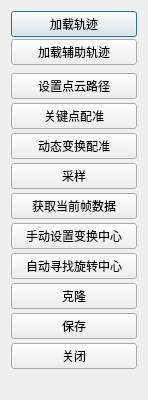
The window that qCC/slam/CSlamLadirDialog.ui (alex-kity/optimization-Registration) describes before a commit, drawn with Qt 5.
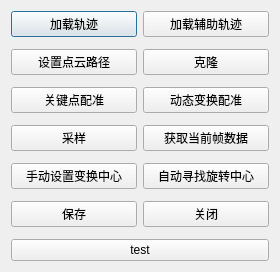
The same window after the commit.

```diff
--- a/qCC/slam/CSlamLadirDialog.ui
+++ b/qCC/slam/CSlamLadirDialog.ui
@@ -6,8 +6,8 @@
    <rect>
     <x>0</x>
     <y>0</y>
-    <width>148</width>
-    <height>400</height>
+    <width>280</width>
+    <height>272</height>
    </rect>
   </property>
   <property name="maximumSize">
@@ -22,20 +22,17 @@
   <property name="styleSheet">
    <string notr="true"/>
   </property>
-  <layout class="QVBoxLayout" name="verticalLayout_3">
+  <layout class="QVBoxLayout" name="verticalLayout">
    <item>
-    <layout class="QVBoxLayout" name="verticalLayout_4">
-     <property name="spacing">
-      <number>2</number>
-     </property>
-     <item>
+    <layout class="QGridLayout" name="gridLayout_2">
+     <item row="0" column="0">
       <widget class="QPushButton" name="load_path">
        <property name="text">
         <string>加载轨迹</string>
        </property>
       </widget>
      </item>
-     <item>
+     <item row="0" column="1">
       <widget class="QPushButton" name="btn_TestPath">
        <property name="text">
         <string>加载辅助轨迹</string>
@@ -45,19 +42,14 @@
     </layout>
    </item>
    <item>
-    <layout class="QVBoxLayout" name="verticalLayout">
-     <item>
       <widget class="QWidget" name="widget_option" native="true">
        <property name="minimumSize">
         <size>
          <width>0</width>
-         <height>300</height>
-        </size>
-       </property>
-       <layout class="QVBoxLayout" name="verticalLayout_2">
-        <property name="spacing">
-         <number>2</number>
-        </property>
+       <height>160</height>
+      </size>
+     </property>
+     <layout class="QGridLayout" name="gridLayout">
         <property name="leftMargin">
          <number>0</number>
         </property>
@@ -70,93 +62,85 @@
         <property name="bottomMargin">
          <number>0</number>
         </property>
-        <item>
-         <widget class="QPushButton" name="setpointfile">
-          <property name="text">
-           <string>设置点云路径</string>
-          </property>
-         </widget>
-        </item>
-        <item>
+      <item row="1" column="0">
          <widget class="QPushButton" name="pushButtonpointresi">
           <property name="text">
            <string>关键点配准</string>
           </property>
          </widget>
         </item>
-        <item>
-         <widget class="QPushButton" name="m_btnTransFrom">
-          <property name="text">
-           <string>动态变换配准</string>
-          </property>
-         </widget>
-        </item>
-        <item>
+      <item row="3" column="0">
          <widget class="QPushButton" name="pushButton_resample">
           <property name="text">
            <string>采样</string>
           </property>
          </widget>
         </item>
-        <item>
-         <widget class="QPushButton" name="getcurrentpath">
+      <item row="0" column="0">
+       <widget class="QPushButton" name="setpointfile">
           <property name="text">
-           <string>获取当前帧数据</string>
+         <string>设置点云路径</string>
           </property>
          </widget>
         </item>
-        <item>
+      <item row="5" column="0">
          <widget class="QPushButton" name="pushButton">
           <property name="text">
            <string>手动设置变换中心</string>
           </property>
          </widget>
         </item>
-        <item>
-         <widget class="QPushButton" name="btnAuto">
-          <property name="text">
-           <string>自动寻找旋转中心</string>
-          </property>
-         </widget>
-        </item>
-        <item>
+      <item row="0" column="1">
          <widget class="QPushButton" name="cloneBtn">
           <property name="text">
            <string>克隆</string>
           </property>
          </widget>
         </item>
-        <item>
+      <item row="7" column="0">
          <widget class="QPushButton" name="SavePath">
           <property name="text">
            <string>保存</string>
           </property>
          </widget>
         </item>
-        <item>
+      <item row="7" column="1">
          <widget class="QPushButton" name="btnclose">
           <property name="text">
            <string>关闭</string>
           </property>
          </widget>
         </item>
-       </layout>
-      </widget>
-     </item>
-    </layout>
+      <item row="1" column="1">
+       <widget class="QPushButton" name="m_btnTransFrom">
+        <property name="text">
+         <string>动态变换配准</string>
+        </property>
+       </widget>
+      </item>
+      <item row="3" column="1">
+       <widget class="QPushButton" name="getcurrentpath">
+        <property name="text">
+         <string>获取当前帧数据</string>
+        </property>
+       </widget>
+      </item>
+      <item row="5" column="1">
+       <widget class="QPushButton" name="btnAuto">
+        <property name="text">
+         <string>自动寻找旋转中心</string>
+        </property>
+       </widget>
+      </item>
+     </layout>
+    </widget>
    </item>
    <item>
-    <spacer name="verticalSpacer">
-     <property name="orientation">
-      <enum>Qt::Vertical</enum>
+    <widget class="QPushButton" name="pushButton_test">
+     <property name="text">
+      <string>test</string>
      </property>
-     <property name="sizeHint" stdset="0">
-      <size>
-       <width>20</width>
-       <height>40</height>
-      </size>
-     </property>
-    </spacer>
+    </widget>
    </item>
   </layout>
  </widget>
```
Lines whose indentation alone changed are shown as unchanged.
